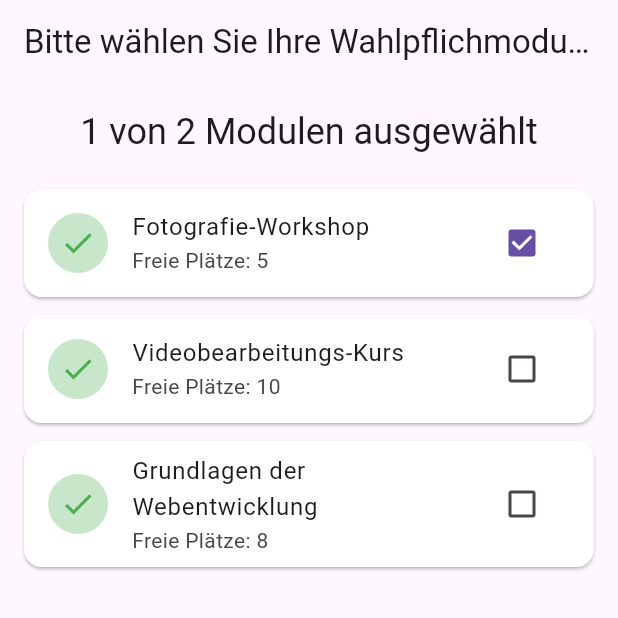
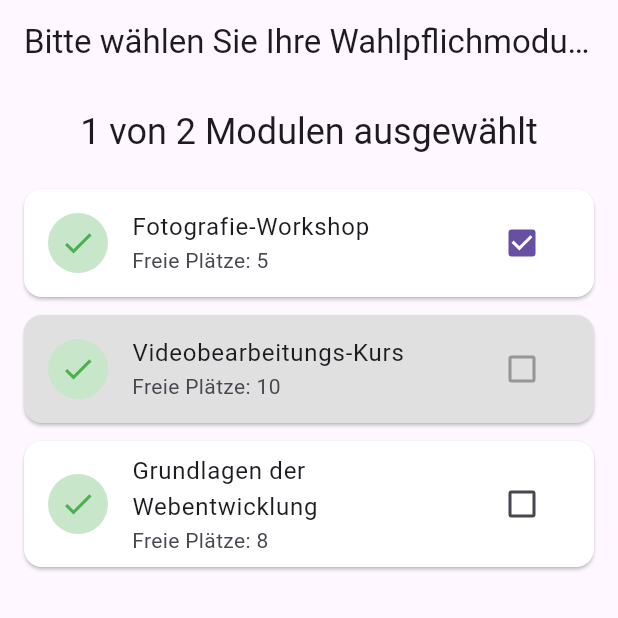
Before and after one commit to SirSirom/project-fomo, a Flutter app: the screen it shows after launch, after a tap on "Fotografie-Workshop", on a phone screen of 412 x 824 dp, the top half of it. Run offline on Flutter 3.47's test engine with Material 3 defaults, Android fonts, the phone set to English and light mode, and no system bars.

Commit message:
mockjson vergessen anzupassen

```diff
--- a/lib/main.dart
+++ b/lib/main.dart
@@ -15,7 +15,7 @@
     "taken": 15,
     "icon": "https://icon.url",
     "exclusive": [
-      "Option2"
+      "Course2"
     ]
   },
   "Course2": {
@@ -25,7 +25,7 @@
     "taken": 10,
     "icon": "https://icon.url",
     "exclusive": [
-      "Option1"
+      "Course1"
     ]
   },
   "Course3": {
```
